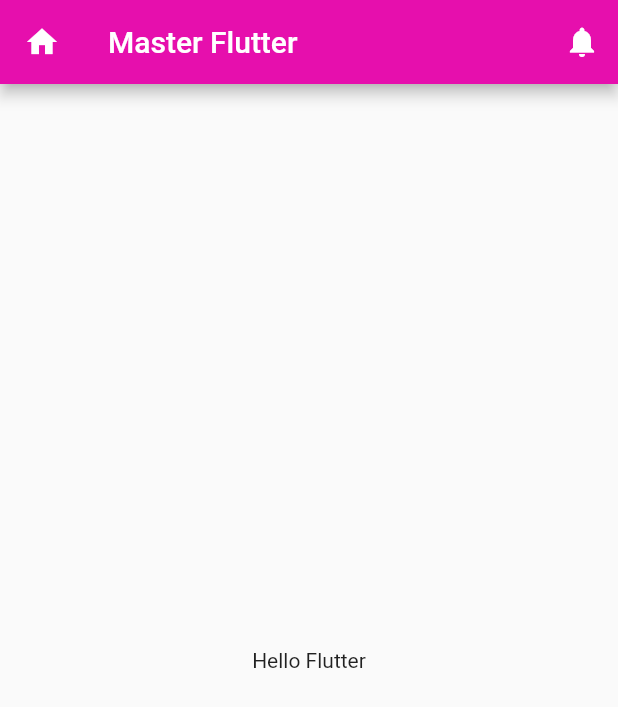
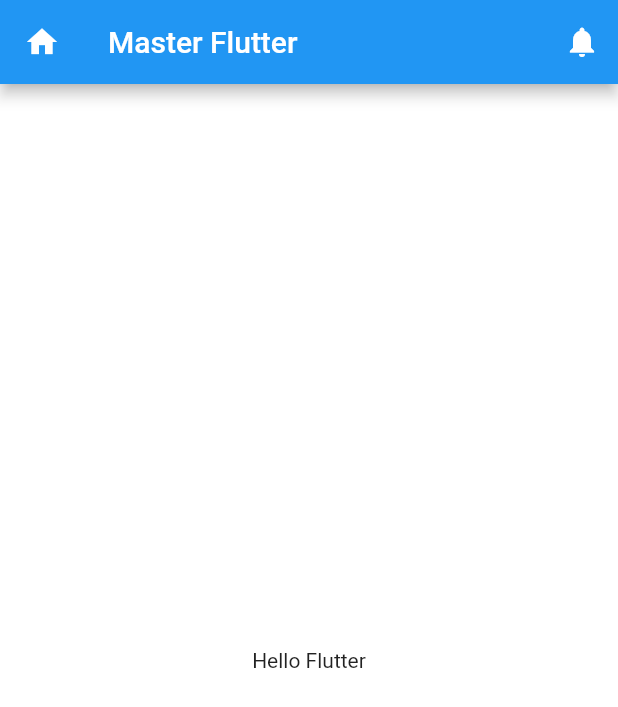
Before and after one commit to artnalyze/flutter_intermediate_itg, a Flutter app: the screen it shows after launch, on a phone screen of 412 x 824 dp. Shown: the top 707 px of the screen. Run offline on Flutter 3.47's test engine with Material 2 defaults, Android fonts, the phone set to English and light mode, and no system bars; Roboto replaces fonts that are missing (Kanit).

Commit message:
set ThemeData Color

```diff
--- a/lib/main.dart
+++ b/lib/main.dart
@@ -1,5 +1,6 @@
 import 'package:flutter/material.dart';
 import 'package:flutter_stock/routers.dart';
+import 'package:flutter_stock/themes/styles.dart';
 
 void main() {
   runApp(MyApp());
@@ -14,6 +15,7 @@ class MyApp extends StatelessWidget {
   Widget build(BuildContext context) {
     return MaterialApp(
       debugShowCheckedModeBanner: false,
+      theme: appTheme(),
       initialRoute: "/",
       routes: routes,
     );
--- a/lib/screens/home/home_screen.dart
+++ b/lib/screens/home/home_screen.dart
@@ -15,7 +15,7 @@ class _MyHomePageState extends State<MyHomePage> {
         // backgroundColor: Colors.blueAccent,
         // backgroundColor: Color.fromARGB(0xff, 230, 300, 390),
         // backgroundColor: Color.fromRGBO(230, 230, 290, 0.5),
-        backgroundColor: Color(0xffE60FAD),
+        // backgroundColor: Color(0xffE60FAD),
         leading: Icon(Icons.home),
         title: Text("Master Flutter"),
         actions: <Widget>[
--- a/lib/themes/styles.dart
+++ b/lib/themes/styles.dart
@@ -0,0 +1,12 @@
+import 'package:flutter/material.dart';
+
+ThemeData appTheme() {
+  return ThemeData(
+      fontFamily: 'Kanit',
+      primaryColor: Colors.blue,
+      accentColor: Colors.blueAccent,
+      hintColor: Colors.lightBlue,
+      buttonColor: Colors.white,
+      scaffoldBackgroundColor: Colors.white,
+      canvasColor: Colors.white);
+}
```
